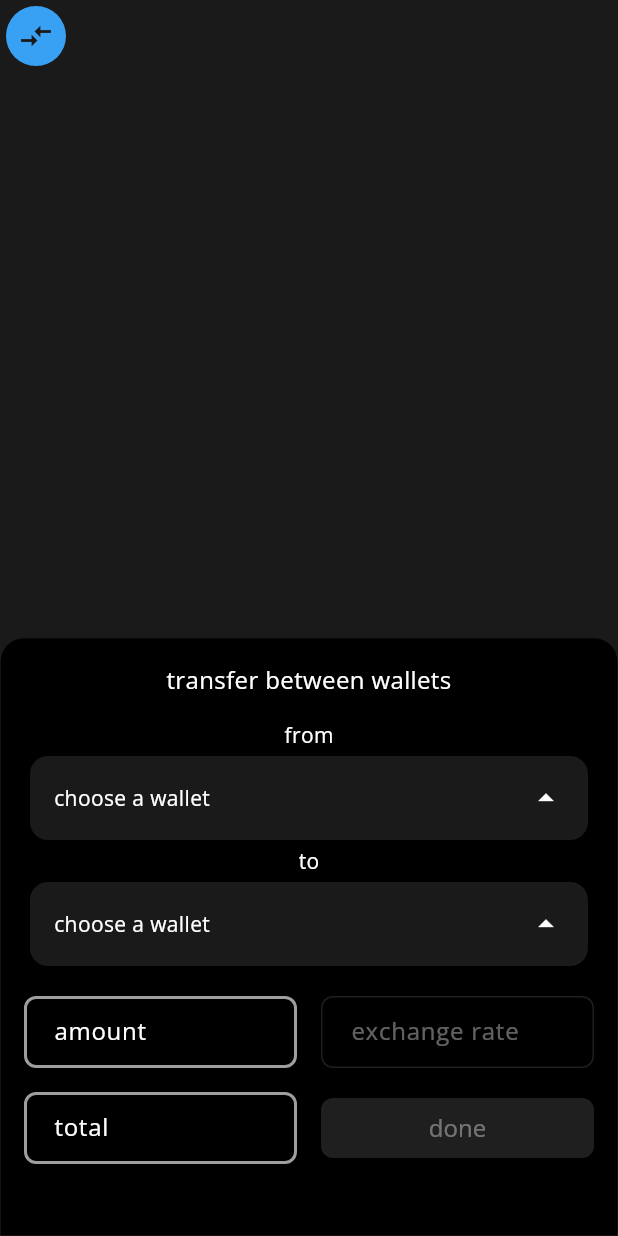
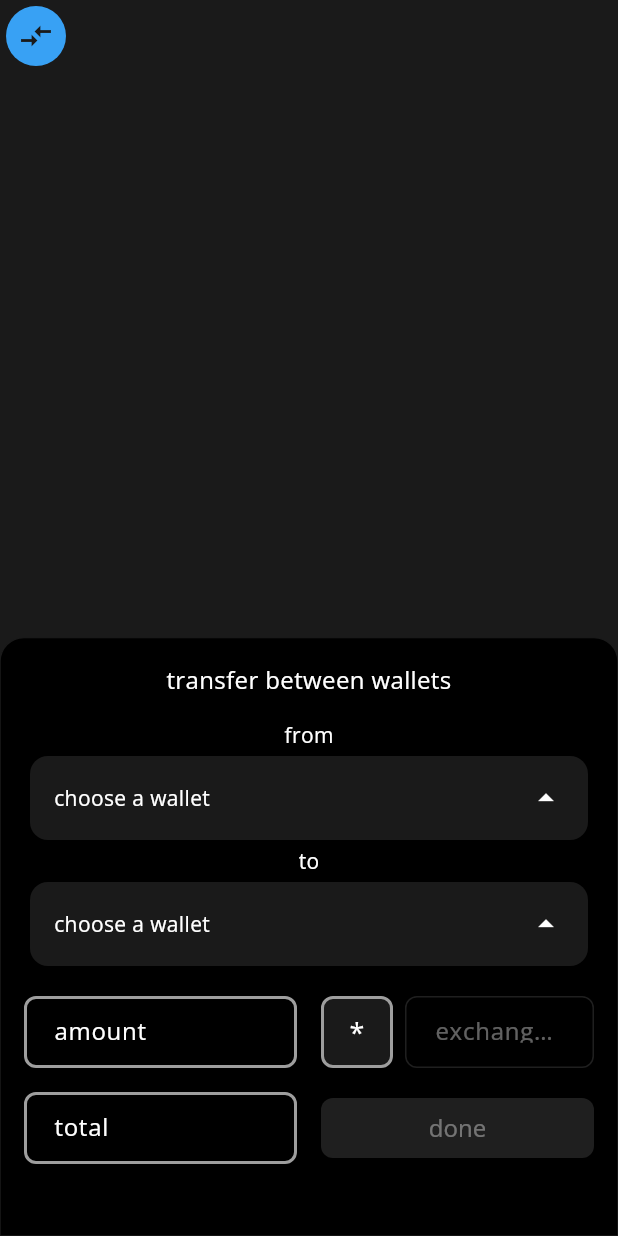
Before and after one commit to banzaez/pecunia_mobile, a Flutter app: the Transfer widget shown alone on an empty page, opened directly, after a tap on the "compare arrows" icon, on a phone screen of 412 x 824 dp. Run offline on Flutter 3.47's test engine with Material 3 defaults, Android fonts, the phone set to English and light mode, and no system bars; our stand-ins replace fl_chart, flutter_multi_formatter, get, get_storage, google_fonts, package_info_plus and 1 more; missing offline and left inert: countries_flag, currency_picker; accounts and stored records are empty.

Commit message:
transfer

```diff
--- a/lib/widgets/fields/number_field.dart
+++ b/lib/widgets/fields/number_field.dart
@@ -12,6 +12,7 @@ class NumberField extends StatelessWidget {
   final String? errorText;
   final bool enabled;
   final bool showLabel;
+  final int decimal;
   final FormFieldValidator<String>? validator;
 
   const NumberField({
@@ -25,6 +26,7 @@ class NumberField extends StatelessWidget {
     this.errorText,
     this.enabled = true,
     this.showLabel = true,
+    this.decimal = 2,
     this.validator,
   });
 
@@ -36,7 +38,7 @@ class NumberField extends StatelessWidget {
         enabled: enabled,
         keyboardType: const TextInputType.numberWithOptions(decimal: true),
         inputFormatters: [
-          FilteringTextInputFormatter.allow(RegExp(r'^\d+[,.]?\d{0,2}')),
+          FilteringTextInputFormatter.allow(RegExp(r'(^\d*\.?\d{0,' '$decimal})')),
         ],
         hintText: hintText,
         showLabel: showLabel,
--- a/lib/widgets/transfer/transfer.dart
+++ b/lib/widgets/transfer/transfer.dart
@@ -1,5 +1,7 @@
 import 'package:flutter/material.dart';
 import 'package:get/get.dart';
+import 'package:pecunia/styles/app_border_style.dart';
+import 'package:pecunia/styles/app_colors.dart';
 import 'package:pecunia/styles/app_text_style.dart';
 import 'package:pecunia/util/app_spaces.dart';
 import 'package:pecunia/widgets/app_bottom_sheet.dart';
@@ -52,13 +54,7 @@ class Transfer extends StatelessWidget {
                     ),
                   ),
                   AppSpaces.h16,
-                  Expanded(
-                    child: NumberField(
-                      controller: controller.exchangeRate,
-                      enabled: controller.needExchangeRate.isTrue,
-                      labelText: "transfer_exchange_rate".tr,
-                    ),
-                  ),
+                  _exchangeRate(controller),
                 ],
               ),
               AppSpaces.v16,
@@ -87,7 +83,43 @@ class Transfer extends StatelessWidget {
 
   // --------------------------------------------------------------------------------------------
 
-  void onDone(controller) {
+  Widget _exchangeRate(TransferController controller) => Expanded(
+        child: Row(
+          children: [
+            GestureDetector(
+              onTap: controller.divisionSign.toggle,
+              child: Container(
+                decoration: BoxDecoration(
+                  color: AppColors.backgroundContent,
+                  border: AppBorderStyle.borderSideBox,
+                  borderRadius: AppBorderStyle.borderRadius,
+                ),
+                width: 48,
+                height: 48,
+                child: Center(
+                  child: Text(
+                    controller.divisionSign.isTrue ? "/" : "*",
+                    style: AppTextStyle.text18w400(),
+                  ),
+                ),
+              ),
+            ),
+            AppSpaces.h8,
+            Flexible(
+              child: NumberField(
+                controller: controller.exchangeRate,
+                decimal: 5,
+                enabled: controller.needExchangeRate.isTrue,
+                labelText: "transfer_exchange_rate".tr,
+              ),
+            ),
+          ],
+        ),
+      );
+
+  // --------------------------------------------------------------------------------------------
+
+  void onDone(TransferController controller) {
     if (!controller.isOk()) return;
     controller.transfer();
     Get.backLegacy(result: true);
```
Also changed, not shown: lib/widgets/transfer/transfer_controller.dart (+11 -1 lines).
